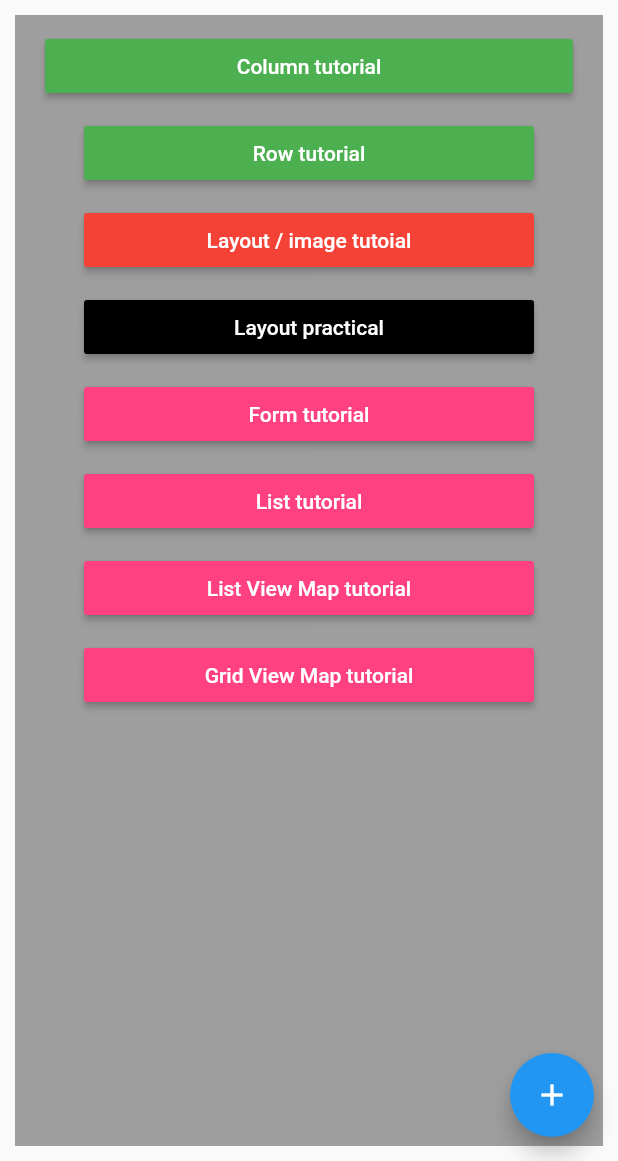
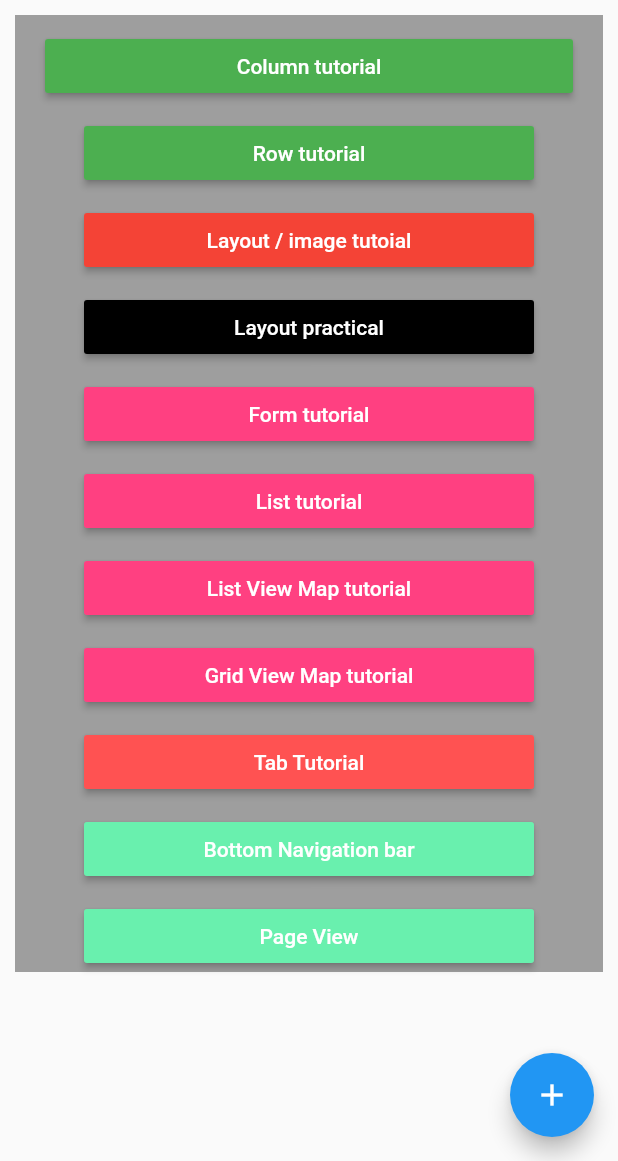
Before and after one commit to AmosLucky/flutter_student1, a Flutter app: the screen it shows after launch, on a phone screen of 412 x 824 dp, the part 75-1236 px from its top. Run offline on Flutter 3.47's test engine with Material 2 defaults, Android fonts, the light colour scheme and no system bars.

Commit message:
Pageview and bottom nav

```diff
--- a/lib/main.dart
+++ b/lib/main.dart
@@ -1,11 +1,14 @@
 import 'package:flutter/material.dart';
+import 'package:flutter_student1/bottom_navigation.dart';
 import 'package:flutter_student1/column_tutorial.dart';
 import 'package:flutter_student1/form_tutorial.dart';
 import 'package:flutter_student1/gridview_tutorial.dart';
 import 'package:flutter_student1/layout_tutorial.dart';
 import 'package:flutter_student1/list_tutorial.dart';
 import 'package:flutter_student1/listview_builder_tutorial.dart';
+import 'package:flutter_student1/page_view_tutorial.dart';
 import 'package:flutter_student1/row_tutorial.dart';
+import 'package:flutter_student1/tabbed_bar.dart';
 
 import 'layout_practical.dart';
 
@@ -47,9 +50,10 @@ class MyApp extends StatelessWidget {
             Icon(Icons.more_vert)
           ],
         ),
-        body: Container(
+        body: SingleChildScrollView(
+          child: Container(
               width: MediaQuery.of(context).size.width,
-            height: double.infinity,
+              // height: double.infinity,
               color: Colors.grey,
               margin: EdgeInsets.only(left: 10, right: 10, top: 10, bottom: 10),
               child: Column(
@@ -160,15 +164,61 @@ class MyApp extends StatelessWidget {
                       textColor: Colors.white,
                       onPressed: () {
                         var route = MaterialPageRoute(
-                          builder: (BuildContext) => const GridViewTutorial());
+                            builder: (BuildContext) =>
+                                const GridViewTutorial());
                         Navigator.push(context, route);
                       },
                       child: Text("Grid View Map tutorial"),
+                    ),
+                  ),
+                  Container(
+                    width: 300,
+                    margin: EdgeInsets.only(top: 10),
+                    child: MaterialButton(
+                      color: Colors.redAccent,
+                      textColor: Colors.white,
+                      onPressed: () {
+                        var route = MaterialPageRoute(
+                            builder: (BuildContext) => const TabbedBar());
+                        Navigator.push(context, route);
+                      },
+                      child: const Text("Tab Tutorial"),
+                    ),
+                  ),
+                  Container(
+                    width: 300,
+                    margin: const EdgeInsets.only(top: 10),
+                    child: MaterialButton(
+                      color: Colors.greenAccent,
+                      textColor: Colors.white,
+                      onPressed: () {
+                        var route = MaterialPageRoute(
+                            builder: (BuildContext) =>
+                                const BottomNavigation());
+                        Navigator.push(context, route);
+                      },
+                      child: const Text("Bottom Navigation bar"),
+                    ),
+                  ),
+                  Container(
+                    width: 300,
+                    margin: const EdgeInsets.only(top: 10),
+                    child: MaterialButton(
+                      color: Colors.greenAccent,
+                      textColor: Colors.white,
+                      onPressed: () {
+                        var route = MaterialPageRoute(
+                            builder: (BuildContext) =>
+                                const PageViewTutorial());
+                        Navigator.push(context, route);
+                      },
+                      child: const Text("Page View"),
                     ),
                   )
                 ],
               )),
         ),
+      ),
     );
   }
 }
```
Also changed, not shown: lib/bottom_navigation.dart (added, +49 -0 lines), lib/page_view_tutorial.dart (added, +56 -0 lines), lib/tabbed_bar.dart (added, +43 -0 lines). Lines whose indentation alone changed are shown as unchanged.
